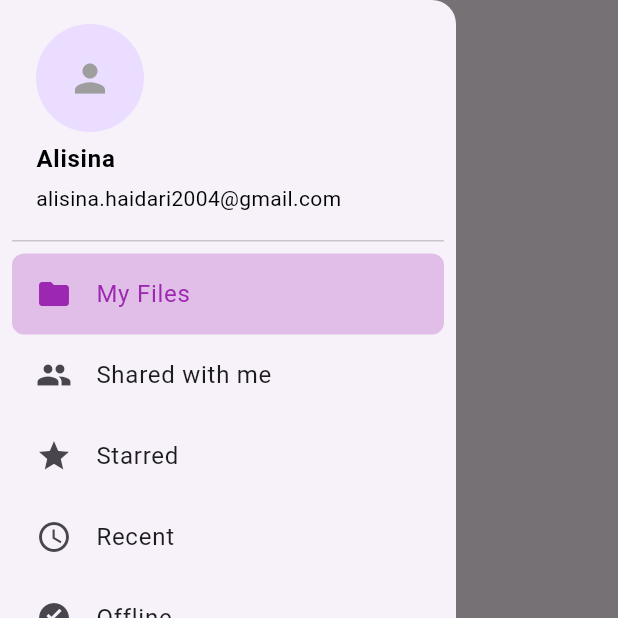
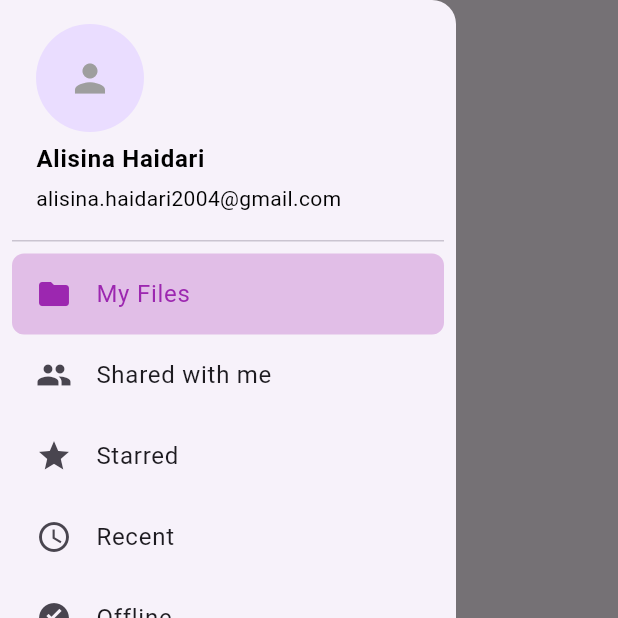
Before and after one commit to SinaaDev/test_widgets, a Flutter app: the screen it shows after launch, with the side drawer open, on a phone screen of 412 x 824 dp, the top half of it. Run offline on Flutter 3.47's test engine with Material 3 defaults, Android fonts, the phone set to English and light mode, and no system bars.

```diff
--- a/lib/widgets/drawer_widget.dart
+++ b/lib/widgets/drawer_widget.dart
@@ -8,9 +8,7 @@ class DrawerWidget extends StatefulWidget {
 }
 
 class _DrawerWidgetState extends State<DrawerWidget> {
-
   int selectedIndex = 0;
-
   @override
   Widget build(BuildContext context) {
     return Scaffold(
@@ -22,7 +20,7 @@ class _DrawerWidgetState extends State<DrawerWidget> {
             children: [
               const UserAccountsDrawerHeader(
                 currentAccountPicture: CircleAvatar(radius: 10,child: Icon(Icons.person,size: 30,color: Colors.grey,),),
-                accountName: Text('Alisina',style: TextStyle(color: Colors.black,fontWeight: FontWeight.bold),),
+                accountName: Text('Alisina Haidari',style: TextStyle(color: Colors.black,fontWeight: FontWeight.bold),),
                 accountEmail: Text('alisina.haidari2004@gmail.com',style: TextStyle(color: Colors.black),),
                 decoration: BoxDecoration(color: Colors.transparent),
               ),
```
